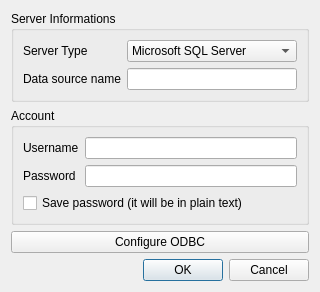
This is gui/SqlConfigDialog.ui in glandu2/RappelzRDBTool as Qt 5 draws it before an edit. The edited form follows.
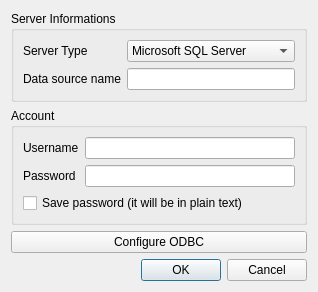
This is the edited form.

Commit message: All translation text has now a description for the translator. Renamed main window title (replace 'by' by '~'). Renamed locale to encoding

```diff
--- a/gui/SqlConfigDialog.ui
+++ b/gui/SqlConfigDialog.ui
@@ -6,8 +6,8 @@
    <rect>
     <x>0</x>
     <y>0</y>
-    <width>320</width>
-    <height>263</height>
+    <width>318</width>
+    <height>261</height>
    </rect>
   </property>
   <property name="sizePolicy">
```
Left out of the diff: 22 changed lines with no effect on the pictures. The commit also changes 5 other files.
